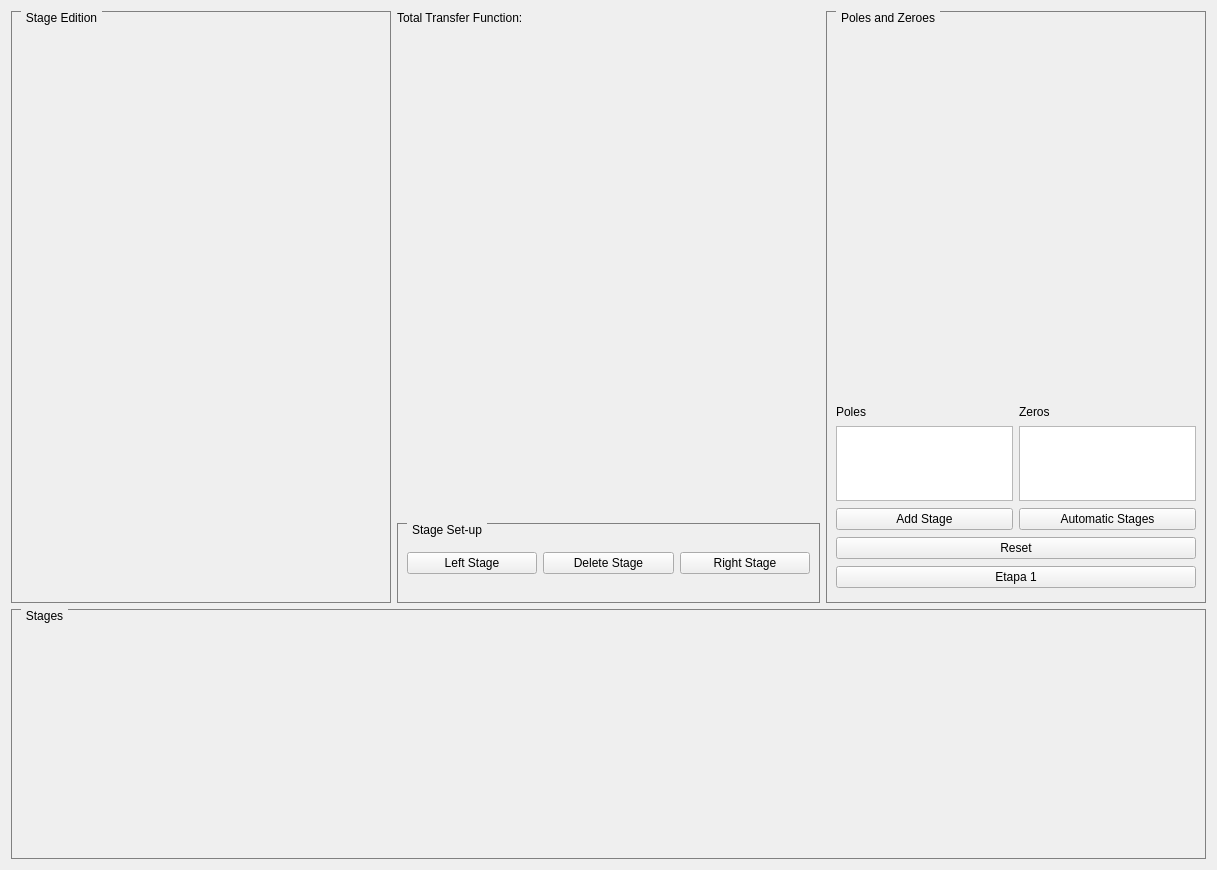
First picture: the form in TP4/Frontend/FilterDesigner/window2.ui, repository Agusgal/TC, before the edit.
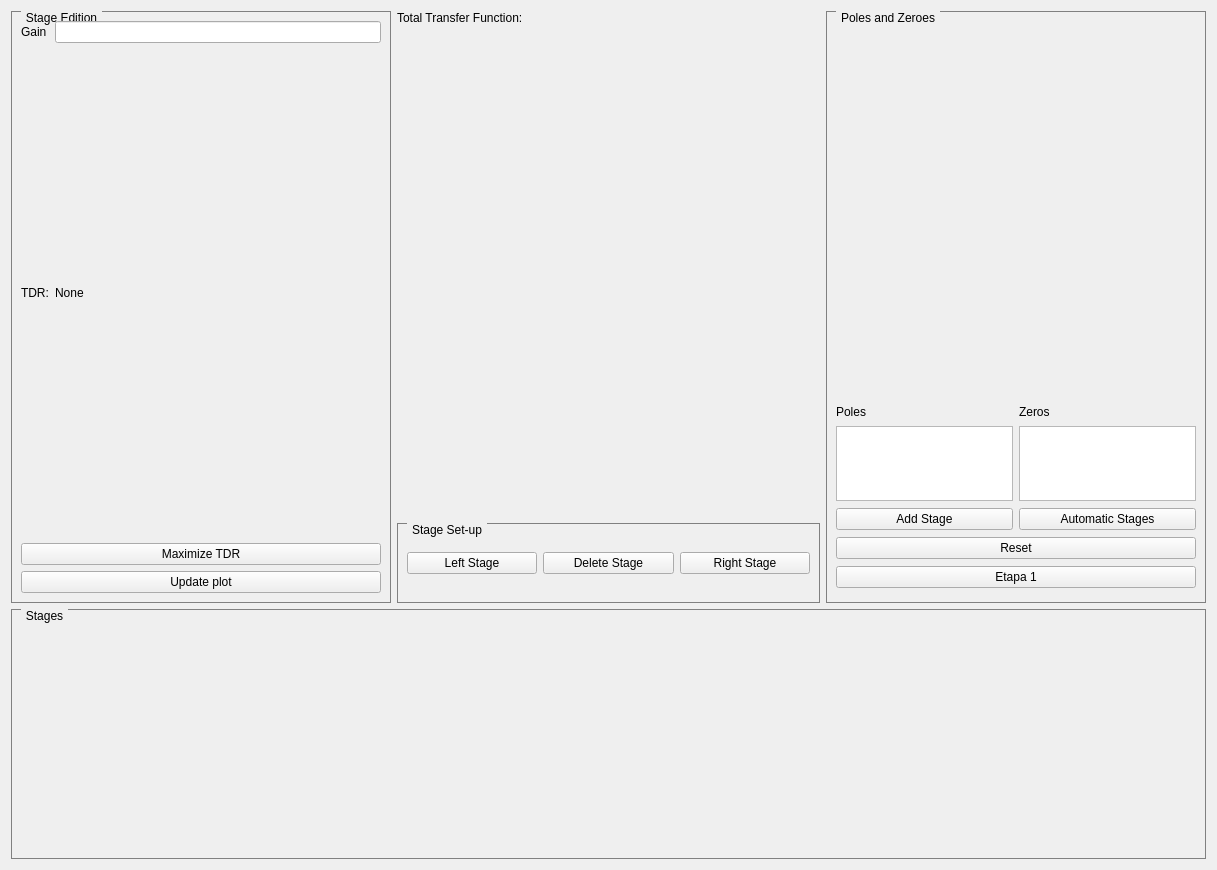
Second picture: the form after the edit. Custom widgets are drawn as their Qt base class.

What changed in the file:
```diff
--- a/TP4/Frontend/FilterDesigner/window2.ui
+++ b/TP4/Frontend/FilterDesigner/window2.ui
@@ -158,6 +158,46 @@
      <property name="title">
       <string>Stage Edition</string>
      </property>
+     <layout class="QGridLayout" name="gridLayout_3">
+      <item row="1" column="0">
+       <widget class="QLabel" name="label_tdr">
+        <property name="text">
+         <string>TDR:</string>
+        </property>
+       </widget>
+      </item>
+      <item row="0" column="0">
+       <widget class="QLabel" name="label_ganancia">
+        <property name="text">
+         <string>Gain</string>
+        </property>
+       </widget>
+      </item>
+      <item row="0" column="1">
+       <widget class="QLineEdit" name="input_ganancia"/>
+      </item>
+      <item row="1" column="1">
+       <widget class="QLabel" name="label_3">
+        <property name="text">
+         <string>None</string>
+        </property>
+       </widget>
+      </item>
+      <item row="3" column="0" colspan="2">
+       <widget class="QPushButton" name="boton_update">
+        <property name="text">
+         <string>Update plot</string>
+        </property>
+       </widget>
+      </item>
+      <item row="2" column="0" colspan="2">
+       <widget class="QPushButton" name="boton_maximizar">
+        <property name="text">
+         <string>Maximize TDR</string>
+        </property>
+       </widget>
+      </item>
+     </layout>
     </widget>
    </item>
    <item row="0" column="2" rowspan="6">
```
